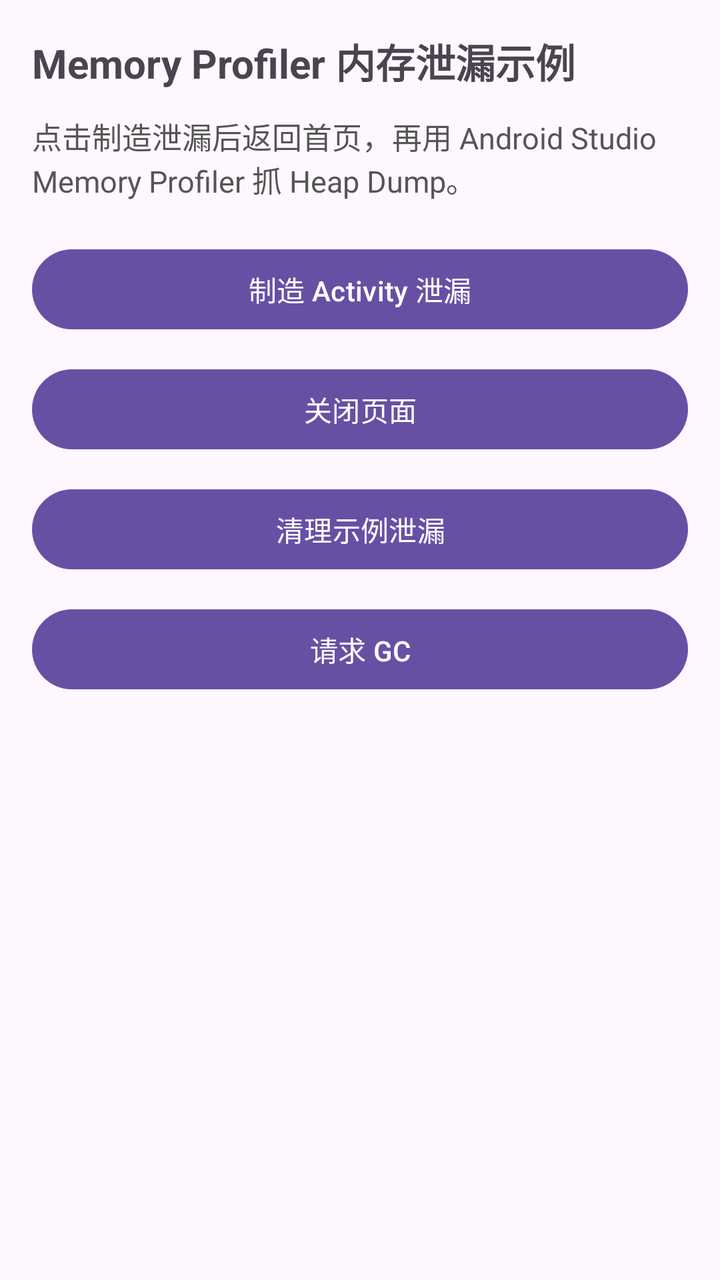
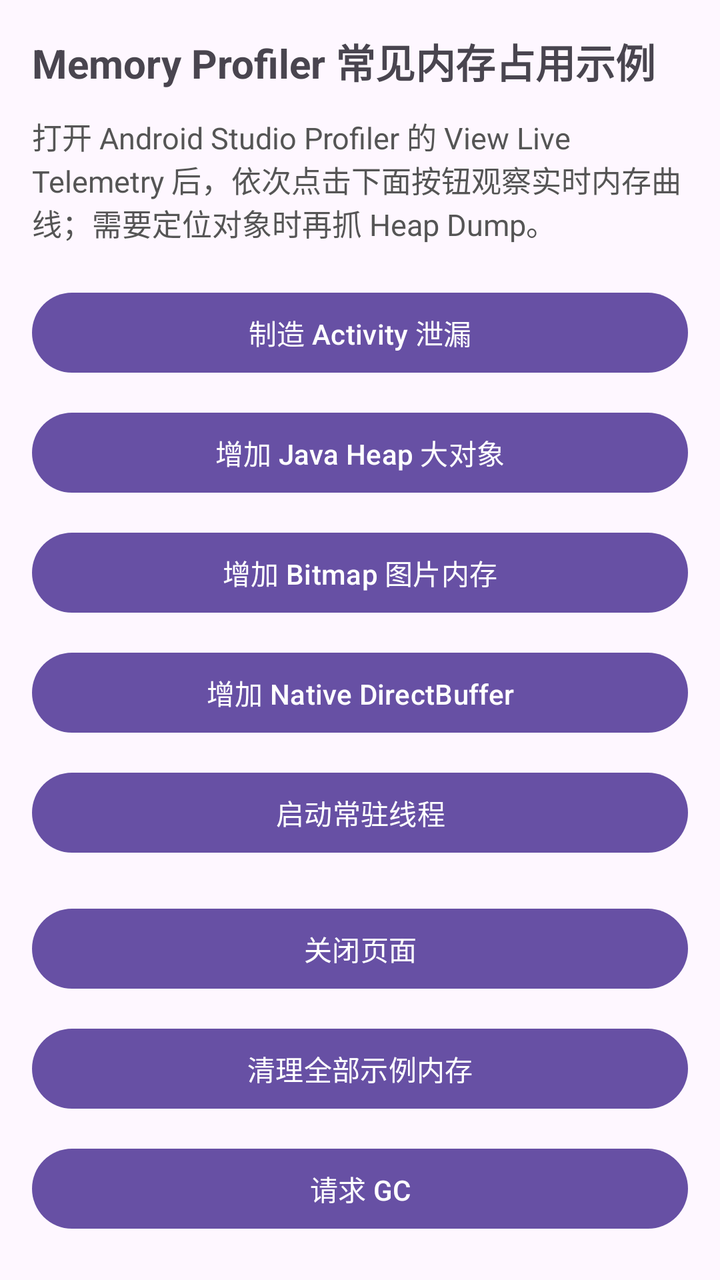

Compare the two renders of this Android layout. The source of the first and the diff that turns it into the second are given below.
<!-- AndroidManifest.xml: application theme Theme.HybridDemo -->
<!-- res/layout/activity_memory_leak_demo.xml -->
<?xml version="1.0" encoding="utf-8"?>
<LinearLayout xmlns:android="http://schemas.android.com/apk/res/android"
    android:layout_width="match_parent"
    android:layout_height="match_parent"
    android:orientation="vertical"
    android:padding="16dp">

    <TextView
        android:layout_width="match_parent"
        android:layout_height="wrap_content"
        android:text="Memory Profiler 内存泄漏示例"
        android:textSize="20sp"
        android:textStyle="bold" />

    <TextView
        android:id="@+id/tvLeakStatus"
        android:layout_width="match_parent"
        android:layout_height="wrap_content"
        android:layout_marginTop="12dp"
        android:text="点击制造泄漏后返回首页，再用 Android Studio Memory Profiler 抓 Heap Dump。"
        android:textColor="#555555"
        android:textSize="15sp" />

    <com.google.android.material.button.MaterialButton
        android:id="@+id/btnCreateLeak"
        android:layout_width="match_parent"
        android:layout_height="wrap_content"
        android:layout_marginTop="20dp"
        android:text="制造 Activity 泄漏" />

    <com.google.android.material.button.MaterialButton
        android:id="@+id/btnFinishPage"
        android:layout_width="match_parent"
        android:layout_height="wrap_content"
        android:layout_marginTop="12dp"
        android:text="关闭页面" />

    <com.google.android.material.button.MaterialButton
        android:id="@+id/btnClearLeak"
        android:layout_width="match_parent"
        android:layout_height="wrap_content"
        android:layout_marginTop="12dp"
        android:text="清理示例泄漏" />

    <com.google.android.material.button.MaterialButton
        android:id="@+id/btnRequestGc"
        android:layout_width="match_parent"
        android:layout_height="wrap_content"
        android:layout_marginTop="12dp"
        android:text="请求 GC" />

</LinearLayout>
<!-- resources referenced by this layout -->
<resources>
  <style name="Theme.HybridDemo" parent="Theme.Material3.DayNight.NoActionBar" />
</resources>

<!-- the commit's change to res/layout/activity_memory_leak_demo.xml (unified diff, before → after) -->
@@ -1,52 +1,85 @@
 <?xml version="1.0" encoding="utf-8"?>
-<LinearLayout xmlns:android="http://schemas.android.com/apk/res/android"
+<ScrollView xmlns:android="http://schemas.android.com/apk/res/android"
     android:layout_width="match_parent"
-    android:layout_height="match_parent"
-    android:orientation="vertical"
-    android:padding="16dp">
+    android:layout_height="match_parent">
 
-    <TextView
+    <LinearLayout
         android:layout_width="match_parent"
         android:layout_height="wrap_content"
-        android:text="Memory Profiler 内存泄漏示例"
-        android:textSize="20sp"
-        android:textStyle="bold" />
+        android:orientation="vertical"
+        android:padding="16dp">
 
-    <TextView
-        android:id="@+id/tvLeakStatus"
-        android:layout_width="match_parent"
-        android:layout_height="wrap_content"
-        android:layout_marginTop="12dp"
-        android:text="点击制造泄漏后返回首页，再用 Android Studio Memory Profiler 抓 Heap Dump。"
-        android:textColor="#555555"
-        android:textSize="15sp" />
+        <TextView
+            android:layout_width="match_parent"
+            android:layout_height="wrap_content"
+            android:text="Memory Profiler 常见内存占用示例"
+            android:textSize="20sp"
+            android:textStyle="bold" />
 
-    <com.google.android.material.button.MaterialButton
-        android:id="@+id/btnCreateLeak"
-        android:layout_width="match_parent"
-        android:layout_height="wrap_content"
-        android:layout_marginTop="20dp"
-        android:text="制造 Activity 泄漏" />
+        <TextView
+            android:id="@+id/tvLeakStatus"
+            android:layout_width="match_parent"
+            android:layout_height="wrap_content"
+            android:layout_marginTop="12dp"
+            android:text="打开 Android Studio Profiler 的 View Live Telemetry 后，依次点击下面按钮观察实时内存曲线；需要定位对象时再抓 Heap Dump。"
+            android:textColor="#555555"
+            android:textSize="15sp" />
 
-    <com.google.android.material.button.MaterialButton
-        android:id="@+id/btnFinishPage"
-        android:layout_width="match_parent"
-        android:layout_height="wrap_content"
-        android:layout_marginTop="12dp"
-        android:text="关闭页面" />
+        <com.google.android.material.button.MaterialButton
+            android:id="@+id/btnCreateLeak"
+            android:layout_width="match_parent"
+            android:layout_height="wrap_content"
+            android:layout_marginTop="20dp"
+            android:text="制造 Activity 泄漏" />
 
-    <com.google.android.material.button.MaterialButton
-        android:id="@+id/btnClearLeak"
-        android:layout_width="match_parent"
-        android:layout_height="wrap_content"
-        android:layout_marginTop="12dp"
-        android:text="清理示例泄漏" />
+        <com.google.android.material.button.MaterialButton
+            android:id="@+id/btnAddJavaHeap"
+            android:layout_width="match_parent"
+            android:layout_height="wrap_content"
+            android:layout_marginTop="12dp"
+            android:text="增加 Java Heap 大对象" />
 
-    <com.google.android.material.button.MaterialButton
-        android:id="@+id/btnRequestGc"
-        android:layout_width="match_parent"
-        android:layout_height="wrap_content"
-        android:layout_marginTop="12dp"
-        android:text="请求 GC" />
+        <com.google.android.material.button.MaterialButton
+            android:id="@+id/btnAddBitmap"
+            android:layout_width="match_parent"
+            android:layout_height="wrap_content"
+            android:layout_marginTop="12dp"
+            android:text="增加 Bitmap 图片内存" />
 
-</LinearLayout>
+        <com.google.android.material.button.MaterialButton
+            android:id="@+id/btnAddNativeBuffer"
+            android:layout_width="match_parent"
+            android:layout_height="wrap_content"
+            android:layout_marginTop="12dp"
+            android:text="增加 Native DirectBuffer" />
+
+        <com.google.android.material.button.MaterialButton
+            android:id="@+id/btnStartThreads"
+            android:layout_width="match_parent"
+            android:layout_height="wrap_content"
+            android:layout_marginTop="12dp"
+            android:text="启动常驻线程" />
+
+        <com.google.android.material.button.MaterialButton
+            android:id="@+id/btnFinishPage"
+            android:layout_width="match_parent"
+            android:layout_height="wrap_content"
+            android:layout_marginTop="20dp"
+            android:text="关闭页面" />
+
+        <com.google.android.material.button.MaterialButton
+            android:id="@+id/btnClearLeak"
+            android:layout_width="match_parent"
+            android:layout_height="wrap_content"
+            android:layout_marginTop="12dp"
+            android:text="清理全部示例内存" />
+
+        <com.google.android.material.button.MaterialButton
+            android:id="@+id/btnRequestGc"
+            android:layout_width="match_parent"
+            android:layout_height="wrap_content"
+            android:layout_marginTop="12dp"
+            android:text="请求 GC" />
+
+    </LinearLayout>
+</ScrollView>
